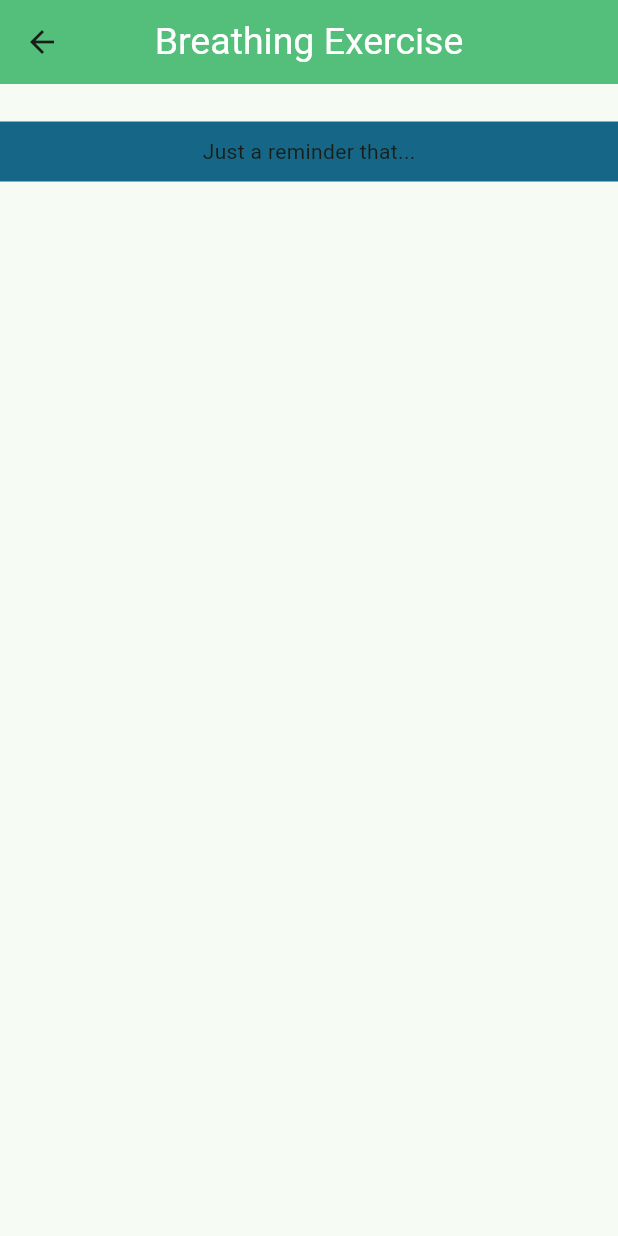
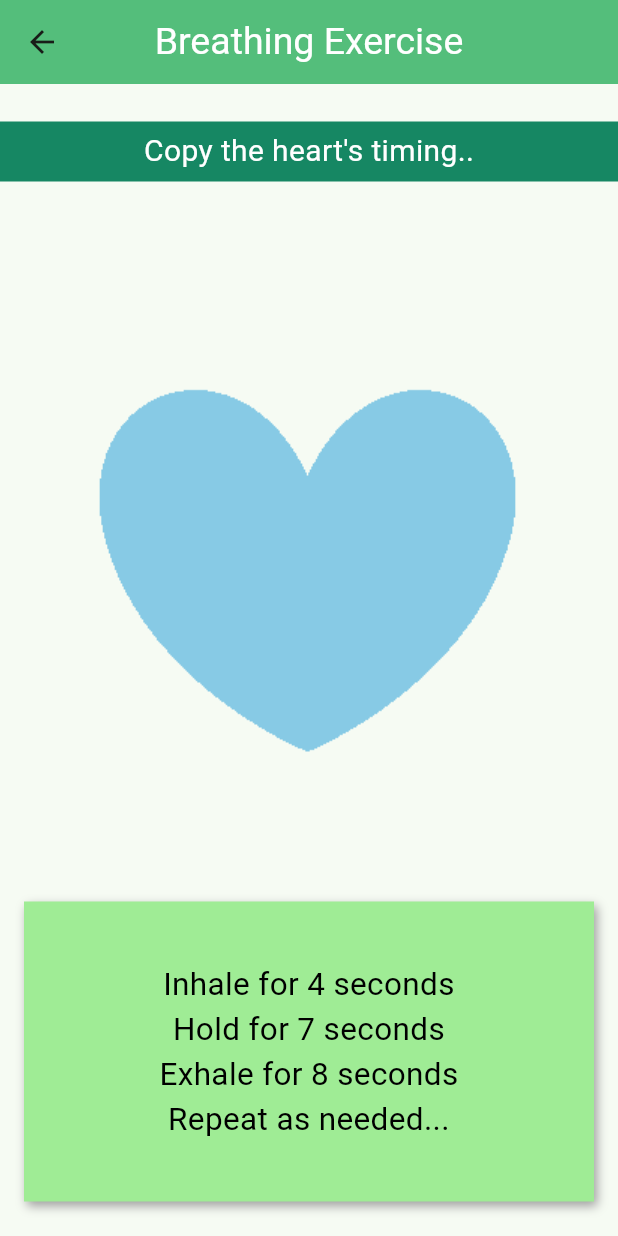
Before and after one commit to mnewby4/project1, a Flutter app: the BreathePage screen opened directly, on a phone screen of 412 x 824 dp. Run offline on Flutter 3.47's test engine with Material 3 defaults, Android fonts, the light colour scheme and no system bars; our stand-ins replace sqflite; accounts and stored records are empty.

Commit message:
Base breathing page visuals established

```diff
--- a/lib/breathe.dart
+++ b/lib/breathe.dart
@@ -20,20 +20,55 @@ class BreathePage extends StatelessWidget {
         child: Column(
           children: <Widget>[
             SizedBox(height: 25),
+
+            /* Heart Message */
             Container(
               height: 40,
               width: 420,
               decoration: BoxDecoration(
-                color: const Color.fromRGBO(22, 103, 135, 1)
+                color: const Color.fromRGBO(22, 135, 99, 1)
               ),
               child: Align(
                 child: Text(
-                  "Just a reminder that...",
-                  //style: widget.theme.textTheme.titleSmall,
+                  "Copy the heart's timing..",
+                  style: AppTheme.theme.textTheme.titleSmall,
                 ),
               ),
             ),
-            SizedBox(height: 30),
+            SizedBox(height: 60),
+
+            /* Heart Animation */
+            Container(
+              height: 400,
+              child: Image.asset("assets/images/heart_pump.png"),
+            ),
+            SizedBox(height: 20),
+
+            /* Instructions Box */
+            Container(
+              height: 200,
+              width: 380,
+              decoration: BoxDecoration(
+                color: const Color.fromRGBO(159, 236, 149, 1),
+                boxShadow: [
+                  BoxShadow(
+                    color: Colors.grey,
+                    offset: const Offset(2.0, 3.0),
+                    blurRadius: 5.0,
+                  ),
+                ],
+              ),
+              child: Padding( padding: const EdgeInsets.all(30.0),
+                child: Align(
+                  child: Text(
+                    "Inhale for 4 seconds\nHold for 7 seconds\nExhale for 8 seconds\nRepeat as needed...",
+                    style: AppTheme.theme.textTheme.bodyMedium,
+                    textAlign: TextAlign.center,
+                  ),
+                ),
+              ),
+            ),
+
           ],
         ),
       ),
--- a/pubspec.yaml
+++ b/pubspec.yaml
@@ -60,6 +60,9 @@ flutter:
   # the material Icons class.
   uses-material-design: true
 
+  assets:
+    - assets/images/
+
   # To add assets to your application, add an assets section, like this:
   # assets:
   #   - images/a_dot_burr.jpeg
```
Also changed, not shown: assets/images/heart_pump.png (added), 3 other files.
